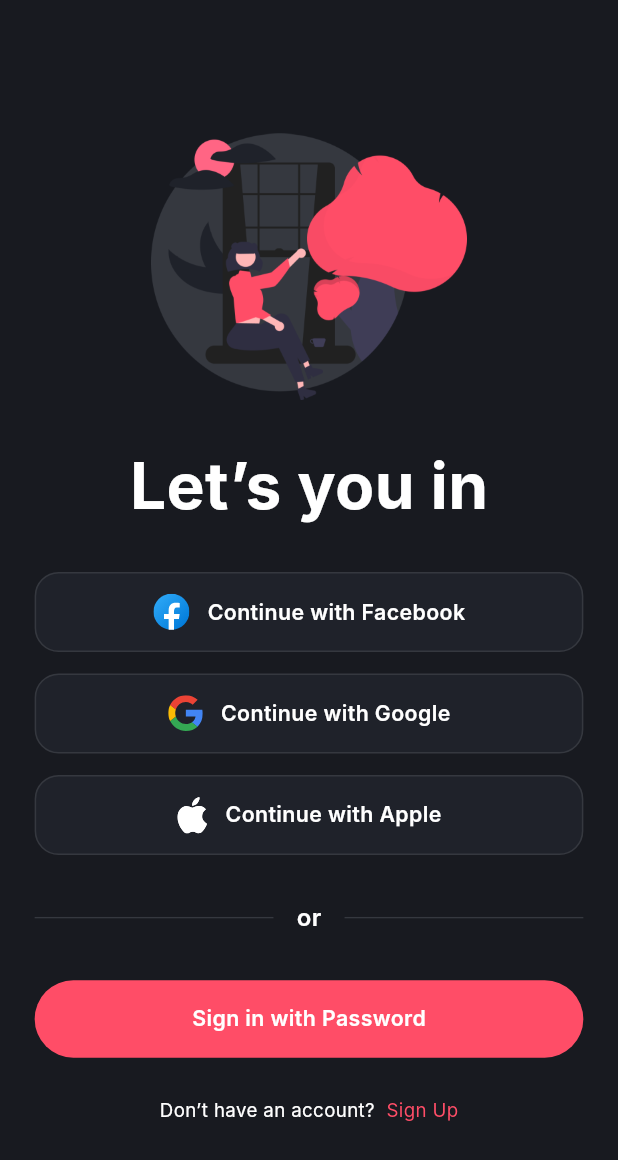
After one commit to salsabilelshiekh2022/social-media-application, a Flutter app: the WelcomeView screen opened by its route, on a phone screen of 412 x 824 dp. The commit adds this screen. Shown: the top 1160 px of the screen. Run offline on Flutter 3.47's test engine with Material 3 defaults, Android fonts, the phone set to English and light mode, and no system bars; our stand-ins replace flutter_screenutil, flutter_svg, shared_preferences, smooth_page_indicator; accounts and stored records are empty; Roboto replaces fonts that are missing (Inter).

Commit message:
-Create welcome page

```diff
--- a/lib/core/routing/app_router.dart
+++ b/lib/core/routing/app_router.dart
@@ -1,4 +1,5 @@
 import 'package:flutter/material.dart';
+import 'package:social_media_app/features/login/presentation/views/welcome_view.dart';
 import 'package:social_media_app/features/onboarding/presentation/views/onboarding_view.dart';
 
 import '../../features/login/presentation/views/login_page.dart';
@@ -21,6 +22,10 @@ class AppRouter {
         return MaterialPageRoute(
           builder: (_) => const OnboardingView(),
         );
+      case Routes.welcome:
+        return MaterialPageRoute(
+          builder: (_) => const WelcomeView(),
+        );
 
       default:
         return MaterialPageRoute(
--- a/lib/core/routing/routes.dart
+++ b/lib/core/routing/routes.dart
@@ -6,4 +6,5 @@ abstract class Routes {
   static const String forgotPasswordPage = '/forgotPasswordPage';
   static const String splashPage = '/splashPage';
   static const String navBar = '/NavBar';
+  static const String welcome = '/welcomeView';
 }
--- a/lib/core/utils/app_assets.dart
+++ b/lib/core/utils/app_assets.dart
@@ -13,6 +13,7 @@ abstract class AppAssets {
   static const String facebookIcon = 'assets/images/svg/facebook_icon.svg';
   static const String femaleIcon = 'assets/images/svg/female_icon.svg';
   static const String googleIcon = 'assets/images/svg/google_icon.svg';
+  static const String appleIcon = 'assets/images/svg/apple_icon.svg';
   static const String logo = 'assets/images/svg/logo.svg';
   static const String mailIcon = 'assets/images/svg/mail_icon.svg';
   static const String maleIcon = 'assets/images/svg/male_icon.svg';
--- /dev/null
+++ b/lib/core/widgets/app_button.dart
@@ -0,0 +1,32 @@
+import 'package:flutter/material.dart';
+import 'package:flutter_screenutil/flutter_screenutil.dart';
+
+import '../theme/app_colors.dart';
+import '../theme/app_text_styles.dart';
+
+class AppButton extends StatelessWidget {
+  const AppButton({super.key, required this.title, this.onTap});
+  final String title;
+  final void Function()? onTap;
+
+  @override
+  Widget build(BuildContext context) {
+    return GestureDetector(
+      onTap: onTap,
+      child: Container(
+        width: double.infinity,
+        height: 58.h,
+        decoration: BoxDecoration(
+          color: AppColors.mainColor,
+          borderRadius: BorderRadius.circular(100),
+        ),
+        child: Center(
+          child: Text(
+            title,
+            style: AppTextStyle.font16whiteSemiBold,
+          ),
+        ),
+      ),
+    );
+  }
+}
--- /dev/null
+++ b/lib/core/widgets/have_account_or_not.dart
@@ -0,0 +1,37 @@
+import 'package:flutter/material.dart';
+
+import '../theme/app_colors.dart';
+import '../theme/app_text_styles.dart';
+import '../utils/spacing.dart';
+
+class HaveAccountOrNot extends StatelessWidget {
+  const HaveAccountOrNot(
+      {super.key,
+      required this.haveAccountOrAlreadyHave,
+      required this.signUpOrSignIn,
+      this.onTap});
+  final String haveAccountOrAlreadyHave;
+  final String signUpOrSignIn;
+  final void Function()? onTap;
+
+  @override
+  Widget build(BuildContext context) {
+    return InkWell(
+      onTap: onTap,
+      child: Row(
+        mainAxisAlignment: MainAxisAlignment.center,
+        children: [
+          Text(
+            haveAccountOrAlreadyHave,
+            style: AppTextStyle.font14whiteRegular,
+          ),
+          horizontalSpace(4),
+          Text(signUpOrSignIn,
+              style: AppTextStyle.font14whiteRegular.copyWith(
+                color: AppColors.mainColor,
+              )),
+        ],
+      ),
+    );
+  }
+}
--- /dev/null
+++ b/lib/core/widgets/or_divider.dart
@@ -0,0 +1,37 @@
+import 'package:flutter/material.dart';
+import 'package:flutter_screenutil/flutter_screenutil.dart';
+
+import '../theme/app_colors.dart';
+import '../theme/app_text_styles.dart';
+import '../utils/spacing.dart';
+
+class OrDivider extends StatelessWidget {
+  const OrDivider({super.key, required this.text});
+
+  final String text;
+  @override
+  Widget build(BuildContext context) {
+    return Row(
+      children: [
+        Expanded(
+          child: Container(
+            height: 1.h,
+            color: AppColors.dark3,
+          ),
+        ),
+        horizontalSpace(16),
+        Text(
+          text,
+          style: AppTextStyle.font18whiteSemiBold,
+        ),
+        horizontalSpace(16),
+        Expanded(
+          child: Container(
+            height: 1.h,
+            color: AppColors.dark3,
+          ),
+        ),
+      ],
+    );
+  }
+}
--- /dev/null
+++ b/lib/features/login/presentation/views/welcome_view.dart
@@ -0,0 +1,14 @@
+import 'package:flutter/material.dart';
+
+import 'widgets/welcome_body.dart';
+
+class WelcomeView extends StatelessWidget {
+  const WelcomeView({super.key});
+
+  @override
+  Widget build(BuildContext context) {
+    return const Scaffold(
+      body: WelcomeBody(),
+    );
+  }
+}
--- /dev/null
+++ b/lib/features/login/presentation/views/widgets/social_media_button.dart
@@ -0,0 +1,44 @@
+import 'package:flutter/material.dart';
+import 'package:flutter_screenutil/flutter_screenutil.dart';
+import 'package:flutter_svg/svg.dart';
+
+import '../../../../../core/theme/app_colors.dart';
+import '../../../../../core/theme/app_text_styles.dart';
+import '../../../../../core/utils/spacing.dart';
+
+class SocialMediaButton extends StatelessWidget {
+  const SocialMediaButton(
+      {super.key, required this.title, required this.icon, this.onTap});
+  final String title;
+  final String icon;
+  final void Function()? onTap;
+
+  @override
+  Widget build(BuildContext context) {
+    return GestureDetector(
+      onTap: onTap,
+      child: Container(
+        width: double.infinity,
+        height: 60.h,
+        decoration: BoxDecoration(
+          color: AppColors.dark2,
+          borderRadius: BorderRadius.circular(16),
+          border: Border.all(color: AppColors.dark3),
+        ),
+        child: Center(
+          child: Row(
+            mainAxisAlignment: MainAxisAlignment.center,
+            children: [
+              SvgPicture.asset(icon),
+              horizontalSpace(12),
+              Text(
+                title,
+                style: AppTextStyle.font16whiteSemiBold,
+              )
+            ],
+          ),
+        ),
+      ),
+    );
+  }
+}
--- /dev/null
+++ b/lib/features/login/presentation/views/widgets/social_media_login.dart
@@ -0,0 +1,35 @@
+import 'package:flutter/material.dart';
+
+import '../../../../../core/utils/app_assets.dart';
+import '../../../../../core/utils/spacing.dart';
+import 'social_media_button.dart';
+
+class SocialMediaLogin extends StatelessWidget {
+  const SocialMediaLogin({super.key});
+
+  @override
+  Widget build(BuildContext context) {
+    return Column(
+      children: [
+        SocialMediaButton(
+          onTap: () {},
+          title: 'Continue with Facebook',
+          icon: AppAssets.facebookIcon,
+        ),
+        verticalSpace(16),
+        SocialMediaButton(
+          onTap: () {},
+          title: 'Continue with Google',
+          icon: AppAssets.googleIcon,
+        ),
+        verticalSpace(16),
+        SocialMediaButton(
+          onTap: () {},
+          title: 'Continue with Apple',
+          icon: AppAssets.appleIcon,
+        ),
+        verticalSpace(34)
+      ],
+    );
+  }
+}
--- /dev/null
+++ b/lib/features/login/presentation/views/widgets/welcome_body.dart
@@ -0,0 +1,61 @@
+import 'package:flutter/material.dart';
+import 'package:flutter_screenutil/flutter_screenutil.dart';
+import 'package:social_media_app/core/routing/routes.dart';
+import 'package:social_media_app/core/utils/extensions.dart';
+
+import '../../../../../core/theme/app_text_styles.dart';
+import '../../../../../core/utils/app_assets.dart';
+import '../../../../../core/utils/spacing.dart';
+import '../../../../../core/widgets/app_button.dart';
+import '../../../../../core/widgets/have_account_or_not.dart';
+import '../../../../../core/widgets/or_divider.dart';
+import 'social_media_login.dart';
+
+class WelcomeBody extends StatelessWidget {
+  const WelcomeBody({super.key});
+
+  @override
+  Widget build(BuildContext context) {
+    return SafeArea(
+        child: SingleChildScrollView(
+      physics: const BouncingScrollPhysics(),
+      child: Padding(
+        padding: EdgeInsets.symmetric(horizontal: 24.w),
+        child: Column(
+          crossAxisAlignment: CrossAxisAlignment.center,
+          children: [
+            verticalSpace(100),
+            Image.asset(
+              AppAssets.welcomeImage,
+              width: 237.w,
+              height: 200.h,
+            ),
+            verticalSpace(30),
+            Text(
+              'Let’s you in',
+              style: AppTextStyle.font48whiteBold,
+            ),
+            verticalSpace(30),
+            const SocialMediaLogin(),
+            const OrDivider(
+              text: 'or',
+            ),
+            verticalSpace(34),
+            AppButton(
+              title: 'Sign in with Password',
+              onTap: () {
+                context.pushNamed(Routes.loginPage);
+              },
+            ),
+            verticalSpace(30),
+            HaveAccountOrNot(
+              haveAccountOrAlreadyHave: 'Don’t have an account? ',
+              signUpOrSignIn: 'Sign Up',
+              onTap: () {},
+            ),
+          ],
+        ),
+      ),
+    ));
+  }
+}
--- a/lib/features/onboarding/presentation/views/widgets/onboarding_button.dart
+++ b/lib/features/onboarding/presentation/views/widgets/onboarding_button.dart
@@ -18,7 +18,7 @@ class OnboardingButton extends StatelessWidget {
     return InkWell(
       onTap: () {
         index == onBoardingDummyData(context).length - 1
-            ? context.pushReplacementNamed(Routes.loginPage)
+            ? context.pushReplacementNamed(Routes.welcome)
             : controller.nextPage(
                 duration: const Duration(milliseconds: 200),
                 curve: Curves.easeIn);
```
Also changed, not shown: assets/images/svg/apple_icon.svg (added).
